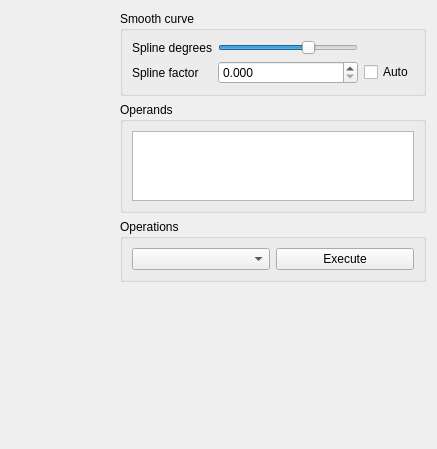
GuLinux/PySpectrum, file plots_math.ui: the form before one commit.
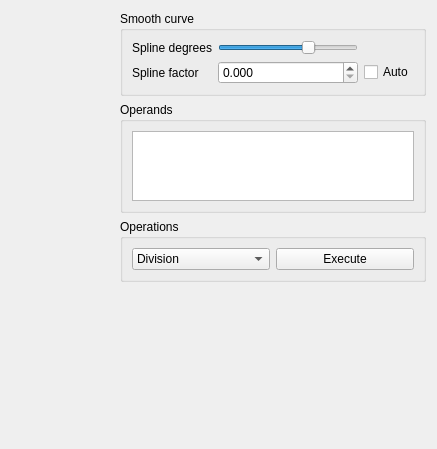
The form after the commit.

Commit message: allow to calculate mean too

```diff
--- a/plots_math.ui
+++ b/plots_math.ui
@@ -143,6 +143,16 @@
           <verstretch>0</verstretch>
          </sizepolicy>
         </property>
+        <item>
+         <property name="text">
+          <string>Division</string>
+         </property>
+        </item>
+        <item>
+         <property name="text">
+          <string>Arithmetic mean</string>
+         </property>
+        </item>
        </widget>
       </item>
       <item row="0" column="1">
```
The commit also changes 2 other files.
